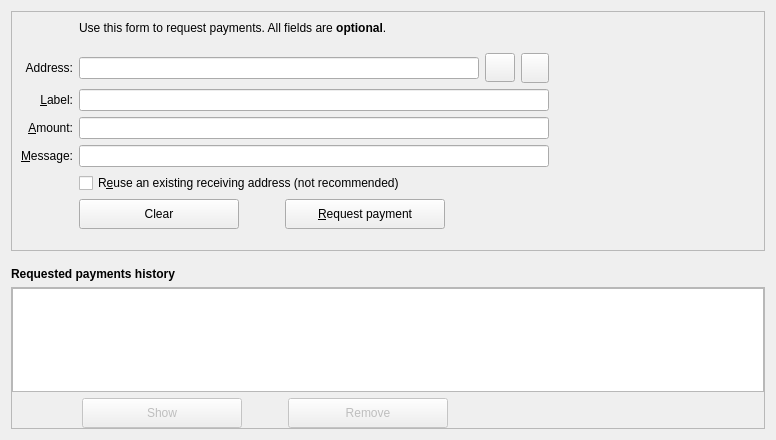
Above: src/qt/forms/receivecoinsdialog.ui from qtumproject/qtum before the change. Below: the same form after it.
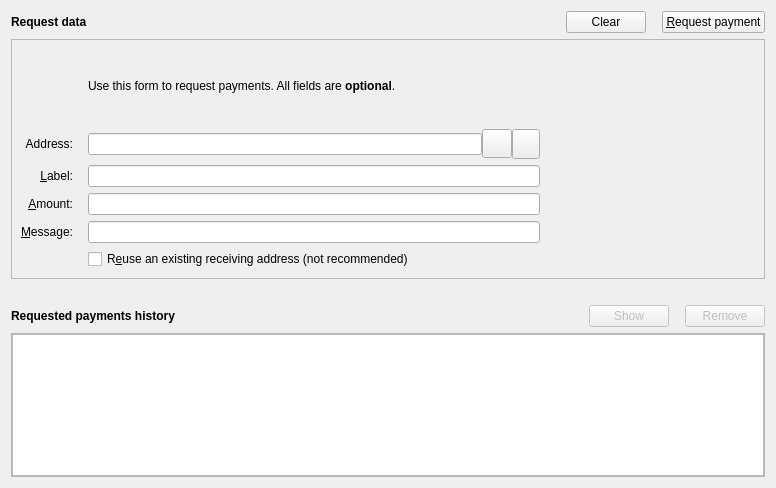
That is the form after the change. Icons and pictures are not drawn. Custom widgets are drawn as their Qt base class.

Commit message: Update receive coins dialog layout

```diff
--- a/src/qt/forms/receivecoinsdialog.ui
+++ b/src/qt/forms/receivecoinsdialog.ui
@@ -7,10 +7,93 @@
     <x>0</x>
     <y>0</y>
     <width>776</width>
-    <height>440</height>
+    <height>488</height>
    </rect>
   </property>
-  <layout class="QVBoxLayout" name="verticalLayout" stretch="0,0,0,1">
+  <layout class="QVBoxLayout" name="verticalLayout">
+   <item>
+    <layout class="QHBoxLayout" name="horizontalLayout">
+     <item>
+      <widget class="QLabel" name="label_7">
+       <property name="font">
+        <font>
+         <weight>75</weight>
+         <bold>true</bold>
+        </font>
+       </property>
+       <property name="text">
+        <string>Request data</string>
+       </property>
+      </widget>
+     </item>
+     <item>
+      <spacer name="horizontalSpacer_6">
+       <property name="orientation">
+        <enum>Qt::Horizontal</enum>
+       </property>
+       <property name="sizeType">
+        <enum>QSizePolicy::Expanding</enum>
+       </property>
+       <property name="sizeHint" stdset="0">
+        <size>
+         <width>70</width>
+         <height>20</height>
+        </size>
+       </property>
+      </spacer>
+     </item>
+     <item>
+      <widget class="QPushButton" name="clearButton">
+       <property name="sizePolicy">
+        <sizepolicy hsizetype="Minimum" vsizetype="Fixed">
+         <horstretch>0</horstretch>
+         <verstretch>0</verstretch>
+        </sizepolicy>
+       </property>
+       <property name="toolTip">
+        <string>Clear all fields of the form.</string>
+       </property>
+       <property name="text">
+        <string>Clear</string>
+       </property>
+       <property name="icon">
+        <iconset resource="../bitcoin.qrc">
+         <normaloff>:/icons/remove</normaloff>:/icons/remove</iconset>
+       </property>
+       <property name="autoDefault">
+        <bool>false</bool>
+       </property>
+      </widget>
+     </item>
+     <item>
+      <spacer name="horizontalSpacer_5">
+       <property name="orientation">
+        <enum>Qt::Horizontal</enum>
+       </property>
+       <property name="sizeType">
+        <enum>QSizePolicy::Fixed</enum>
+       </property>
+       <property name="sizeHint" stdset="0">
+        <size>
+         <width>10</width>
+         <height>20</height>
+        </size>
+       </property>
+      </spacer>
+     </item>
+     <item>
+      <widget class="QPushButton" name="receiveButton">
+       <property name="text">
+        <string>&amp;Request payment</string>
+       </property>
+       <property name="icon">
+        <iconset resource="../bitcoin.qrc">
+         <normaloff>:/icons/request_payment</normaloff>:/icons/request_payment</iconset>
+       </property>
+      </widget>
+     </item>
+    </layout>
+   </item>
    <item>
     <widget class="QFrame" name="frameRequest">
      <property name="sizePolicy">
@@ -28,20 +111,16 @@
      <layout class="QVBoxLayout" name="verticalLayout_3">
       <item>
        <layout class="QGridLayout" name="gridLayout">
-        <item row="8" column="2">
-         <widget class="QCheckBox" name="reuseAddress">
-          <property name="toolTip">
-           <string>Reuse one of the previously used receiving addresses. Reusing addresses has security and privacy issues. Do not use this unless re-generating a payment request made before.</string>
-          </property>
+        <property name="horizontalSpacing">
+         <number>15</number>
+        </property>
+        <item row="3" column="0">
+         <widget class="QLabel" name="label_8">
           <property name="text">
-           <string>R&amp;euse an existing receiving address (not recommended)</string>
+           <string>Address:</string>
           </property>
-         </widget>
-        </item>
-        <item row="7" column="2">
-         <widget class="QLineEdit" name="reqMessage">
-          <property name="toolTip">
-           <string>An optional message to attach to the payment request, which will be displayed when the request is opened. Note: The message will not be sent with the payment over the Qtum network.</string>
+          <property name="alignment">
+           <set>Qt::AlignRight|Qt::AlignTrailing|Qt::AlignVCenter</set>
           </property>
          </widget>
         </item>
@@ -52,30 +131,26 @@
           </property>
          </widget>
         </item>
+        <item row="2" column="3" rowspan="6">
+         <widget class="QRImageWidget" name="lblQRCode">
+          <property name="minimumSize">
+           <size>
+            <width>200</width>
+            <height>220</height>
+           </size>
+          </property>
+          <property name="maximumSize">
+           <size>
+            <width>200</width>
+            <height>220</height>
+           </size>
+          </property>
+          <property name="text">
+           <string/>
+          </property>
+         </widget>
+        </item>
         <item row="5" column="0">
-         <widget class="QLabel" name="label_2">
-          <property name="toolTip">
-           <string>An optional label to associate with the new receiving address.</string>
-          </property>
-          <property name="text">
-           <string>&amp;Label:</string>
-          </property>
-          <property name="alignment">
-           <set>Qt::AlignRight|Qt::AlignTrailing|Qt::AlignVCenter</set>
-          </property>
-          <property name="buddy">
-           <cstring>reqLabel</cstring>
-          </property>
-         </widget>
-        </item>
-        <item row="9" column="0">
-         <widget class="QLabel" name="label_7">
-          <property name="text">
-           <string/>
-          </property>
-         </widget>
-        </item>
-        <item row="6" column="0">
          <widget class="QLabel" name="label">
           <property name="toolTip">
            <string>An optional amount to request. Leave this empty or zero to not request a specific amount.</string>
@@ -91,34 +166,30 @@
           </property>
          </widget>
         </item>
-        <item row="6" column="2">
-         <widget class="BitcoinAmountField" name="reqAmount">
-          <property name="minimumSize">
-           <size>
-            <width>80</width>
-            <height>0</height>
-           </size>
-          </property>
-          <property name="toolTip">
-           <string>An optional amount to request. Leave this empty or zero to not request a specific amount.</string>
-          </property>
-         </widget>
-        </item>
-        <item row="5" column="2">
+        <item row="4" column="2">
          <widget class="QLineEdit" name="reqLabel">
           <property name="toolTip">
            <string>An optional label to associate with the new receiving address.</string>
           </property>
          </widget>
         </item>
-        <item row="8" column="0">
-         <widget class="QLabel" name="label_4">
+        <item row="4" column="0">
+         <widget class="QLabel" name="label_2">
+          <property name="toolTip">
+           <string>An optional label to associate with the new receiving address.</string>
+          </property>
           <property name="text">
-           <string/>
+           <string>&amp;Label:</string>
+          </property>
+          <property name="alignment">
+           <set>Qt::AlignRight|Qt::AlignTrailing|Qt::AlignVCenter</set>
+          </property>
+          <property name="buddy">
+           <cstring>reqLabel</cstring>
           </property>
          </widget>
         </item>
-        <item row="7" column="0">
+        <item row="6" column="0">
          <widget class="QLabel" name="label_3">
           <property name="toolTip">
            <string>An optional message to attach to the payment request, which will be displayed when the request is opened. Note: The message will not be sent with the payment over the Qtum network.</string>
@@ -134,115 +205,7 @@
           </property>
          </widget>
         </item>
-        <item row="9" column="2">
-         <layout class="QHBoxLayout" name="horizontalLayout">
-          <item>
-           <widget class="QPushButton" name="clearButton">
-            <property name="sizePolicy">
-             <sizepolicy hsizetype="Minimum" vsizetype="Fixed">
-              <horstretch>0</horstretch>
-              <verstretch>0</verstretch>
-             </sizepolicy>
-            </property>
-            <property name="minimumSize">
-             <size>
-              <width>160</width>
-              <height>30</height>
-             </size>
-            </property>
-            <property name="toolTip">
-             <string>Clear all fields of the form.</string>
-            </property>
-            <property name="text">
-             <string>Clear</string>
-            </property>
-            <property name="icon">
-             <iconset resource="../bitcoin.qrc">
-              <normaloff>:/icons/remove</normaloff>:/icons/remove</iconset>
-            </property>
-            <property name="autoDefault">
-             <bool>false</bool>
-            </property>
-           </widget>
-          </item>
-          <item>
-           <spacer name="horizontalSpacer_5">
-            <property name="orientation">
-             <enum>Qt::Horizontal</enum>
-            </property>
-            <property name="sizeType">
-             <enum>QSizePolicy::Fixed</enum>
-            </property>
-            <property name="sizeHint" stdset="0">
-             <size>
-              <width>40</width>
-              <height>20</height>
-             </size>
-            </property>
-           </spacer>
-          </item>
-          <item>
-           <widget class="QPushButton" name="receiveButton">
-            <property name="minimumSize">
-             <size>
-              <width>160</width>
-              <height>30</height>
-             </size>
-            </property>
-            <property name="text">
-             <string>&amp;Request payment</string>
-            </property>
-            <property name="icon">
-             <iconset resource="../bitcoin.qrc">
-              <normaloff>:/icons/request_payment</normaloff>:/icons/request_payment</iconset>
-            </property>
-           </widget>
-          </item>
-          <item>
-           <spacer name="horizontalSpacer">
-            <property name="orientation">
-             <enum>Qt::Horizontal</enum>
-            </property>
-            <property name="sizeHint" stdset="0">
-             <size>
-              <width>40</width>
-              <height>20</height>
-             </size>
-            </property>
-           </spacer>
-          </item>
-         </layout>
-        </item>
-        <item row="2" column="3" rowspan="9">
-         <widget class="QRImageWidget" name="lblQRCode">
-          <property name="minimumSize">
-           <size>
-            <width>200</width>
-            <height>220</height>
-           </size>
-          </property>
-          <property name="maximumSize">
-           <size>
-            <width>200</width>
-            <height>220</height>
-           </size>
-          </property>
-          <property name="text">
-           <string/>
-          </property>
-         </widget>
-        </item>
-        <item row="4" column="0">
-         <widget class="QLabel" name="label_8">
-          <property name="text">
-           <string>Address:</string>
-          </property>
-          <property name="alignment">
-           <set>Qt::AlignRight|Qt::AlignTrailing|Qt::AlignVCenter</set>
-          </property>
-         </widget>
-        </item>
-        <item row="4" column="2">
+        <item row="3" column="2">
          <layout class="QHBoxLayout" name="horizontalLayout_3">
           <item>
            <widget class="QLineEdit" name="leAddress"/>
@@ -281,6 +244,43 @@
           </item>
          </layout>
         </item>
+        <item row="6" column="2">
+         <widget class="QLineEdit" name="reqMessage">
+          <property name="toolTip">
+           <string>An optional message to attach to the payment request, which will be displayed when the request is opened. Note: The message will not be sent with the payment over the Qtum network.</string>
+          </property>
+         </widget>
+        </item>
+        <item row="5" column="2">
+         <widget class="BitcoinAmountField" name="reqAmount">
+          <property name="minimumSize">
+           <size>
+            <width>80</width>
+            <height>0</height>
+           </size>
+          </property>
+          <property name="toolTip">
+           <string>An optional amount to request. Leave this empty or zero to not request a specific amount.</string>
+          </property>
+         </widget>
+        </item>
+        <item row="7" column="2">
+         <widget class="QCheckBox" name="reuseAddress">
+          <property name="toolTip">
+           <string>Reuse one of the previously used receiving addresses. Reusing addresses has security and privacy issues. Do not use this unless re-generating a payment request made before.</string>
+          </property>
+          <property name="text">
+           <string>R&amp;euse an existing receiving address (not recommended)</string>
+          </property>
+         </widget>
+        </item>
+        <item row="7" column="0">
+         <widget class="QLabel" name="label_4">
+          <property name="text">
+           <string/>
+          </property>
+         </widget>
+        </item>
        </layout>
       </item>
      </layout>
@@ -291,26 +291,111 @@
      <property name="orientation">
       <enum>Qt::Vertical</enum>
      </property>
+     <property name="sizeType">
+      <enum>QSizePolicy::Fixed</enum>
+     </property>
      <property name="sizeHint" stdset="0">
       <size>
-       <width>20</width>
-       <height>10</height>
+       <width>10</width>
+       <height>20</height>
       </size>
      </property>
     </spacer>
    </item>
    <item>
-    <widget class="QLabel" name="label_6">
-     <property name="font">
-      <font>
-       <weight>75</weight>
-       <bold>true</bold>
-      </font>
-     </property>
-     <property name="text">
-      <string>Requested payments history</string>
-     </property>
-    </widget>
+    <layout class="QHBoxLayout" name="horizontalLayout_2">
+     <item>
+      <widget class="QLabel" name="label_6">
+       <property name="font">
+        <font>
+         <weight>75</weight>
+         <bold>true</bold>
+        </font>
+       </property>
+       <property name="text">
+        <string>Requested payments history</string>
+       </property>
+      </widget>
+     </item>
+     <item>
+      <spacer name="horizontalSpacer_3">
+       <property name="orientation">
+        <enum>Qt::Horizontal</enum>
+       </property>
+       <property name="sizeType">
+        <enum>QSizePolicy::Expanding</enum>
+       </property>
+       <property name="sizeHint" stdset="0">
+        <size>
+         <width>70</width>
+         <height>20</height>
+        </size>
+       </property>
+      </spacer>
+     </item>
+     <item>
+      <widget class="QPushButton" name="showRequestButton">
+       <property name="enabled">
+        <bool>false</bool>
+       </property>
+       <property name="toolTip">
+        <string>Show the selected request (does the same as double clicking an entry)</string>
+       </property>
+       <property name="text">
+        <string>Show</string>
+       </property>
+       <property name="icon">
+        <iconset resource="../bitcoin.qrc">
+         <normaloff>:/icons/show</normaloff>:/icons/show</iconset>
+       </property>
+       <property name="iconSize">
+        <size>
+         <width>22</width>
+         <height>16</height>
+        </size>
+       </property>
+       <property name="autoDefault">
+        <bool>false</bool>
+       </property>
+      </widget>
+     </item>
+     <item>
+      <spacer name="horizontalSpacer_4">
+       <property name="orientation">
+        <enum>Qt::Horizontal</enum>
+       </property>
+       <property name="sizeType">
+        <enum>QSizePolicy::Fixed</enum>
+       </property>
+       <property name="sizeHint" stdset="0">
+        <size>
+         <width>10</width>
+         <height>20</height>
+        </size>
+       </property>
+      </spacer>
+     </item>
+     <item>
+      <widget class="QPushButton" name="removeRequestButton">
+       <property name="enabled">
+        <bool>false</bool>
+       </property>
+       <property name="toolTip">
+        <string>Remove the selected entries from the list</string>
+       </property>
+       <property name="text">
+        <string>Remove</string>
+       </property>
+       <property name="icon">
+        <iconset resource="../bitcoin.qrc">
+         <normaloff>:/icons/remove</normaloff>:/icons/remove</iconset>
+       </property>
+       <property name="autoDefault">
+        <bool>false</bool>
+       </property>
+      </widget>
+     </item>
+    </layout>
    </item>
    <item>
     <widget class="QFrame" name="frame">
@@ -327,6 +412,9 @@
       <enum>QFrame::Raised</enum>
      </property>
      <layout class="QVBoxLayout" name="verticalLayout_2">
+      <property name="spacing">
+       <number>0</number>
+      </property>
       <property name="leftMargin">
        <number>0</number>
       </property>
@@ -352,113 +440,6 @@
         </property>
        </widget>
       </item>
-      <item>
-       <layout class="QHBoxLayout" name="horizontalLayout_2">
-        <item>
-         <spacer name="horizontalSpacer_3">
-          <property name="orientation">
-           <enum>Qt::Horizontal</enum>
-          </property>
-          <property name="sizeType">
-           <enum>QSizePolicy::Fixed</enum>
-          </property>
-          <property name="sizeHint" stdset="0">
-           <size>
-            <width>70</width>
-            <height>20</height>
-           </size>
-          </property>
-         </spacer>
-        </item>
-        <item>
-         <widget class="QPushButton" name="showRequestButton">
-          <property name="enabled">
-           <bool>false</bool>
-          </property>
-          <property name="minimumSize">
-           <size>
-            <width>160</width>
-            <height>30</height>
-           </size>
-          </property>
-          <property name="toolTip">
-           <string>Show the selected request (does the same as double clicking an entry)</string>
-          </property>
-          <property name="text">
-           <string>Show</string>
-          </property>
-          <property name="icon">
-           <iconset resource="../bitcoin.qrc">
-            <normaloff>:/icons/show</normaloff>:/icons/show</iconset>
-          </property>
-          <property name="iconSize">
-           <size>
-            <width>22</width>
-            <height>16</height>
-           </size>
-          </property>
-          <property name="autoDefault">
-           <bool>false</bool>
-          </property>
-         </widget>
-        </item>
-        <item>
-         <spacer name="horizontalSpacer_4">
-          <property name="orientation">
-           <enum>Qt::Horizontal</enum>
-          </property>
-          <property name="sizeType">
-           <enum>QSizePolicy::Fixed</enum>
-          </property>
-          <property name="sizeHint" stdset="0">
-           <size>
-            <width>40</width>
-            <height>20</height>
-           </size>
-          </property>
-         </spacer>
-        </item>
-        <item>
-         <widget class="QPushButton" name="removeRequestButton">
-          <property name="enabled">
-           <bool>false</bool>
-          </property>
-          <property name="minimumSize">
-           <size>
-            <width>160</width>
-            <height>30</height>
-           </size>
-          </property>
-          <property name="toolTip">
-           <string>Remove the selected entries from the list</string>
-          </property>
-          <property name="text">
-           <string>Remove</string>
-          </property>
-          <property name="icon">
-           <iconset resource="../bitcoin.qrc">
-            <normaloff>:/icons/remove</normaloff>:/icons/remove</iconset>
-          </property>
-          <property name="autoDefault">
-           <bool>false</bool>
-          </property>
-         </widget>
-        </item>
-        <item>
-         <spacer name="horizontalSpacer_2">
-          <property name="orientation">
-           <enum>Qt::Horizontal</enum>
-          </property>
-          <property name="sizeHint" stdset="0">
-           <size>
-            <width>40</width>
-            <height>20</height>
-           </size>
-          </property>
-         </spacer>
-        </item>
-       </layout>
-      </item>
      </layout>
     </widget>
    </item>
```
Left out of the diff: 4 changed lines with no effect on the pictures.
